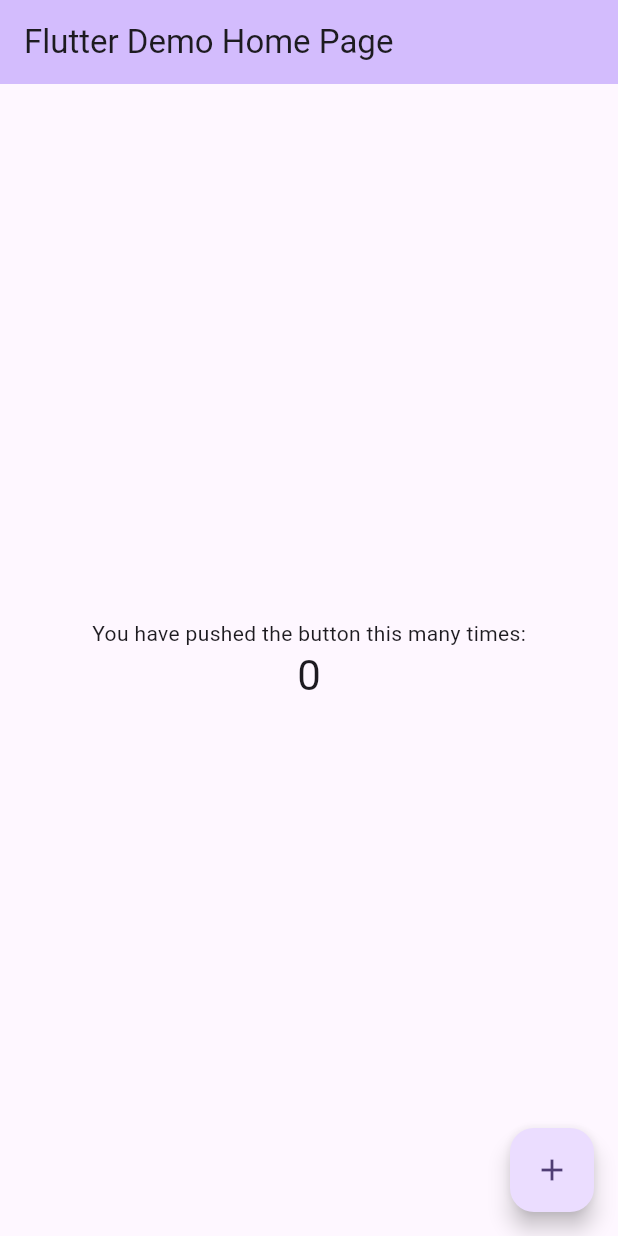
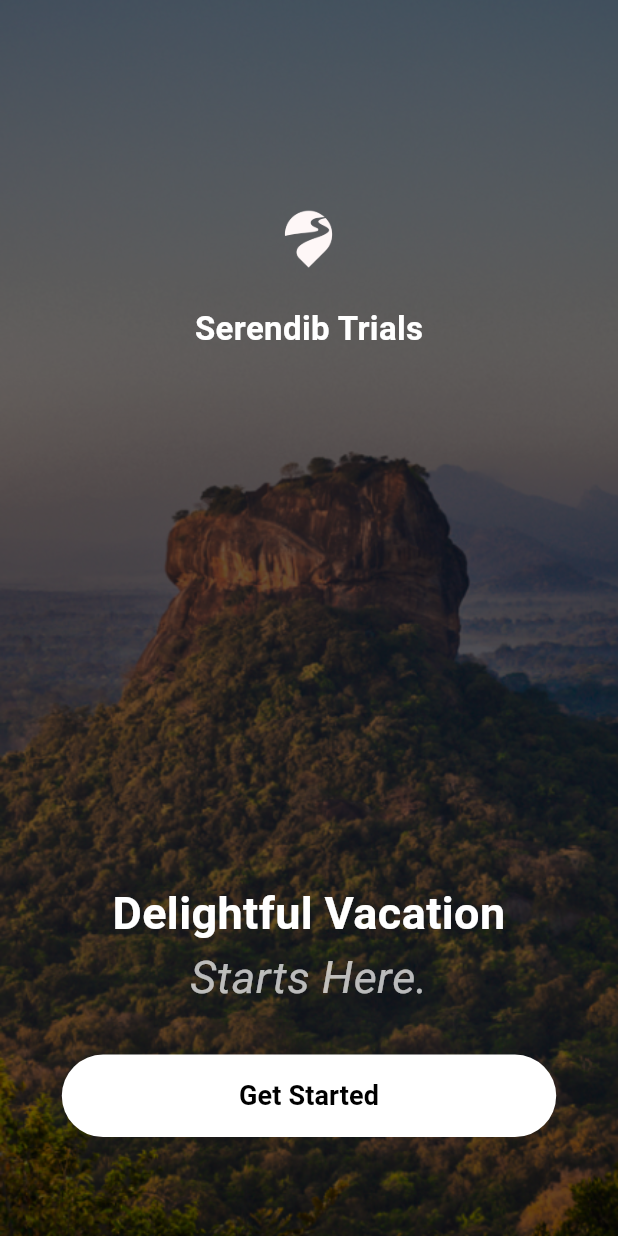
Before and after one commit to PoornaManakal/Serendib-Trails, a Flutter app: the screen it shows after launch, on a phone screen of 412 x 824 dp. Run offline on Flutter 3.47's test engine with Material 3 defaults, Android fonts, the phone set to English and light mode, and no system bars.

Commit message:
welcome page created

```diff
--- a/Frontend/lib/main.dart
+++ b/Frontend/lib/main.dart
@@ -1,79 +1,21 @@
 import 'package:flutter/material.dart';
+import 'screens/welcomepage.dart';
 
 void main() {
-  runApp(const MyApp());
+  runApp(const SerendibApp());
 }
 
-class MyApp extends StatelessWidget {
-  const MyApp({super.key});
-
+class SerendibApp extends StatelessWidget {
+  const SerendibApp({super.key});
 
   @override
   Widget build(BuildContext context) {
     return MaterialApp(
-      title: 'Flutter Demo',
-      theme: ThemeData(
-
-        colorScheme: ColorScheme.fromSeed(seedColor: Colors.deepPurple),
-        useMaterial3: true,
-      ),
-      home: const MyHomePage(title: 'Flutter Demo Home Page'),
+      debugShowCheckedModeBanner: false,
+      initialRoute: '/welcome', // Start with welcome Screen
+      routes: {
+        '/welcome': (context) => const WelcomePage(),
+      },
     );
   }
 }
-
-class MyHomePage extends StatefulWidget {
-  const MyHomePage({super.key, required this.title});
-
-
-  final String title;
-
-  @override
-  State<MyHomePage> createState() => _MyHomePageState();
-}
-
-class _MyHomePageState extends State<MyHomePage> {
-  int _counter = 0;
-
-  void _incrementCounter() {
-    setState(() {
-
-      _counter++;
-    });
-  }
-
-  @override
-  Widget build(BuildContext context) {
-
-    return Scaffold(
-      appBar: AppBar(
-
-        backgroundColor: Theme.of(context).colorScheme.inversePrimary,
-
-        title: Text(widget.title),
-      ),
-      body: Center(
-
-        child: Column(
-
-
-          mainAxisAlignment: MainAxisAlignment.center,
-          children: <Widget>[
-            const Text(
-              'You have pushed the button this many times:',
-            ),
-            Text(
-              '$_counter',
-              style: Theme.of(context).textTheme.headlineMedium,
-            ),
-          ],
-        ),
-      ),
-      floatingActionButton: FloatingActionButton(
-        onPressed: _incrementCounter,
-        tooltip: 'Increment',
-        child: const Icon(Icons.add),
-      ),
-    );
-  }
-}
--- /dev/null
+++ b/Frontend/lib/screens/welcomepage.dart
@@ -0,0 +1,114 @@
+import 'package:flutter/material.dart';
+
+class WelcomePage extends StatelessWidget {
+  const WelcomePage({super.key});
+
+  @override
+  Widget build(BuildContext context) {
+    final screenWidth = MediaQuery.of(context).size.width;
+    final screenHeight = MediaQuery.of(context).size.height;
+
+    return Scaffold(
+      body: Stack(
+        children: [
+          // Darkened Background Image
+          Positioned.fill(
+            child: ColorFiltered(
+              colorFilter: ColorFilter.mode(
+                Colors.black.withAlpha(150),  // Adjust alpha (0-255) for darkness
+                BlendMode.darken,
+              ),
+              child: Image.asset(
+                'lib/assets/images/welcome_bg.png',
+                fit: BoxFit.cover,
+              ),
+            ),
+          ),
+
+          // Logo and Title Section (Centered near the top)
+          Positioned(
+            top: screenHeight * 0.15,
+            left: 0,
+            right: 0,
+            child: Column(
+              children: [
+                Image.asset(
+                  'lib/assets/images/logo.png',
+                  width: 70,
+                  height: 70,
+                ),
+                const SizedBox(height: 10),
+                const Text(
+                  'Serendib Trials',
+                  style: TextStyle(
+                    color: Colors.white,
+                    fontSize: 22,
+                    fontWeight: FontWeight.w600,
+                  ),
+                ),
+              ],
+            ),
+          ),
+
+          // Content (Text and Button)
+          Align(
+            alignment: Alignment.bottomCenter,
+            child: Column(
+              mainAxisSize: MainAxisSize.min,
+              children: [
+                Padding(
+                  padding: EdgeInsets.symmetric(horizontal: screenWidth * 0.05),
+                  child: const Text.rich(
+                    TextSpan(
+                      text: 'Delightful Vacation\n',
+                      style: TextStyle(
+                        color: Colors.white,
+                        fontSize: 30,
+                        fontWeight: FontWeight.bold,
+                      ),
+                      children: [
+                        TextSpan(
+                          text: 'Starts Here.',
+                          style: TextStyle(
+                            fontStyle: FontStyle.italic,
+                            fontWeight: FontWeight.w400,
+                            color: Colors.white70,
+                          ),
+                        ),
+                      ],
+                    ),
+                    textAlign: TextAlign.center,
+                  ),
+                ),
+                const SizedBox(height: 30),
+
+                Container(
+                  margin: EdgeInsets.only(bottom: screenHeight * 0.08),
+                  width: screenWidth * 0.8,
+                  height: 55,
+                  decoration: BoxDecoration(
+                    color: Colors.white,
+                    borderRadius: BorderRadius.circular(30),
+                  ),
+                  child: TextButton(
+                    onPressed: () {
+                      // Define navigation or further actions
+                    },
+                    child: const Text(
+                      'Get Started',
+                      style: TextStyle(
+                        color: Colors.black,
+                        fontSize: 18,
+                        fontWeight: FontWeight.bold,
+                      ),
+                    ),
+                  ),
+                ),
+              ],
+            ),
+          ),
+        ],
+      ),
+    );
+  }
+}
--- a/Frontend/pubspec.yaml
+++ b/Frontend/pubspec.yaml
@@ -57,6 +57,10 @@ flutter:
   # the material Icons class.
   uses-material-design: true
 
+  assets:
+    - lib/assets/images/welcome_bg.png
+    - lib/assets/images/logo.png
+
   # To add assets to your application, add an assets section, like this:
   # assets:
   #   - images/a_dot_burr.jpeg
```
Also changed, not shown: Frontend/lib/assets/images/logo.png (added), Frontend/lib/assets/images/welcome_bg.png (added), 1 other file.
